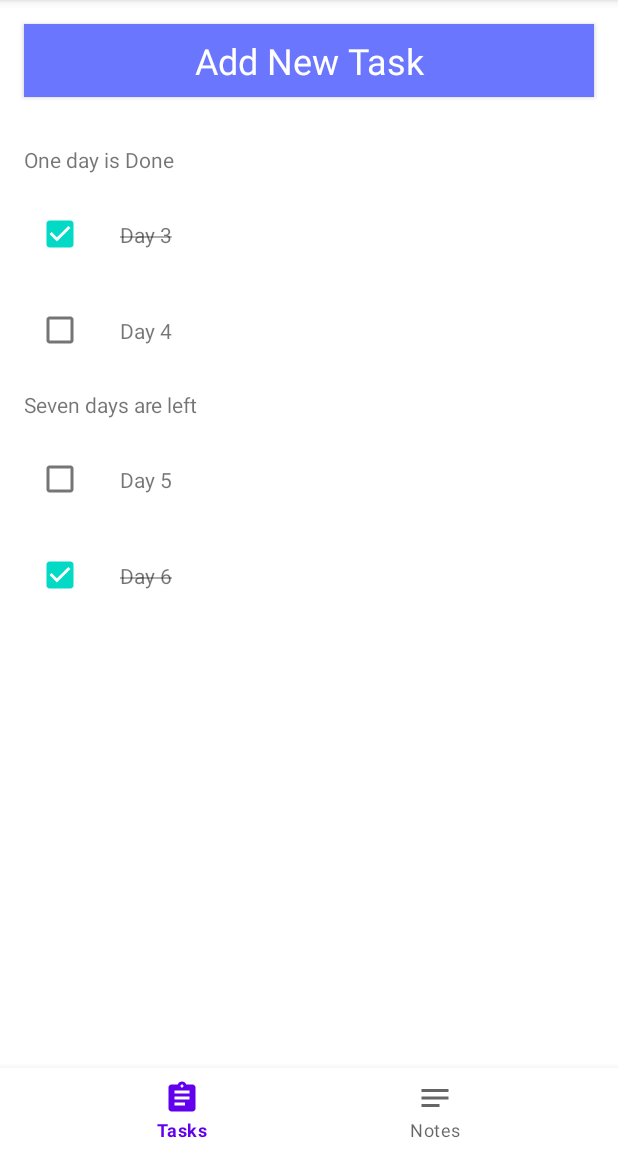
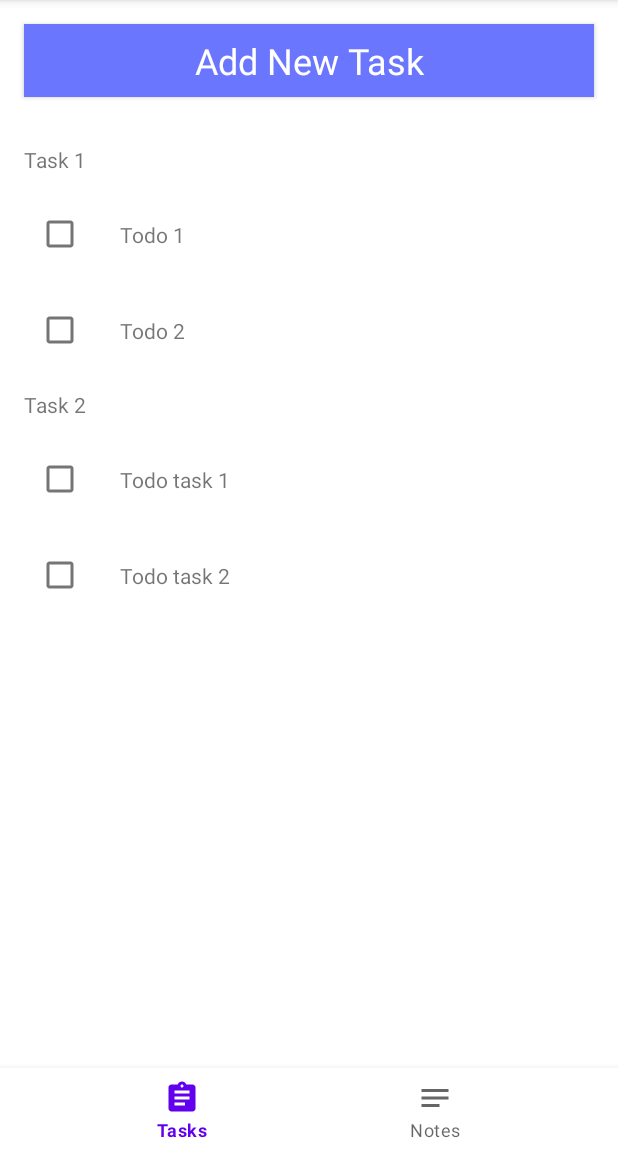
Before and after one commit to Dharmendradeveloper/IntermediatedKotlin, an Android app: the screen it shows after launch (NavigationActivity), on a phone screen of 412 x 824 dp, the part 84-1236 px from its top. Run offline under Robolectric (Android 15) with nearby library versions, the phone set to English and light mode, and no system bars.

Commit message:
overview of viewmodel in NoteViewModel.kt and TaskViewModel.kt

```diff
--- a/app/src/main/java/com/dharmendra/intermediatekotlin/task/TaskListFragment.kt
+++ b/app/src/main/java/com/dharmendra/intermediatekotlin/task/TaskListFragment.kt
@@ -7,15 +7,19 @@ import android.view.LayoutInflater
 import android.view.View
 import android.view.ViewGroup
 import androidx.fragment.app.Fragment
+import androidx.lifecycle.ViewModel
+import androidx.lifecycle.ViewModelProvider
 import androidx.recyclerview.widget.LinearLayoutManager
 import com.dharmendra.intermediatekotlin.R
 import com.dharmendra.intermediatekotlin.Task
 import com.dharmendra.intermediatekotlin.adapter.TaskAdapter
 import com.dharmendra.intermediatekotlin.Todo
+import com.dharmendra.intermediatekotlin.viewodel.TaskViewModel
 import kotlinx.android.synthetic.main.fragment_task_list.*
 
 class TaskListFragment : Fragment() {
     lateinit var touchActionDelegate: TouchActionDelegate
+    lateinit var taskViewModel: TaskViewModel
 
     override fun onAttach(context: Context) {
         super.onAttach(context)
@@ -40,14 +44,15 @@ class TaskListFragment : Fragment() {
 
     override fun onViewCreated(view: View, savedInstanceState: Bundle?) {
         super.onViewCreated(view, savedInstanceState)
+        bindViewModel()
         recycler.layoutManager = LinearLayoutManager(context)
-        val adapter = TaskAdapter(mutableListOf(
-            Task("One day is Done", mutableListOf(
-            Todo("Day 3",true), Todo("Day 4",false)
-        )),
-        Task("Seven days are left", mutableListOf(Todo("Day 5",false), Todo("Day 6",true)))
-        ),touchActionDelegate)
+        val adapter = TaskAdapter(taskViewModel.getFakeData(),touchActionDelegate)
         recycler.adapter = adapter
+
+    }
+
+    private fun bindViewModel(){
+        taskViewModel = ViewModelProvider(this).get(TaskViewModel::class.java)
     }
 
     companion object {
--- /dev/null
+++ b/app/src/main/java/com/dharmendra/intermediatekotlin/viewodel/TaskViewModel.kt
@@ -0,0 +1,13 @@
+package com.dharmendra.intermediatekotlin.viewodel
+
+import androidx.lifecycle.ViewModel
+import com.dharmendra.intermediatekotlin.Task
+import com.dharmendra.intermediatekotlin.Todo
+
+class TaskViewModel:ViewModel() {
+
+    fun getFakeData():MutableList<Task> = mutableListOf(
+        Task("Task 1", mutableListOf(Todo("Todo 1"),Todo("Todo 2"))),
+        Task("Task 2", mutableListOf(Todo("Todo task 1"),Todo("Todo task 2")))
+    )
+}
--- a/build.gradle
+++ b/build.gradle
@@ -13,6 +13,8 @@ buildscript {
     }
     ext{
         nav_version = "2.3.1"
+         lifecycle_version = "2.5.0-beta01"
+         arch_version = "2.1.0"
     }
 }
 
```
Also changed, not shown: app/build.gradle (+7 -0 lines), app/src/main/java/com/dharmendra/intermediatekotlin/task/NotesListFragment.kt (+9 -4 lines), app/src/main/java/com/dharmendra/intermediatekotlin/viewodel/NoteViewModel.kt (added, +8 -0 lines).
